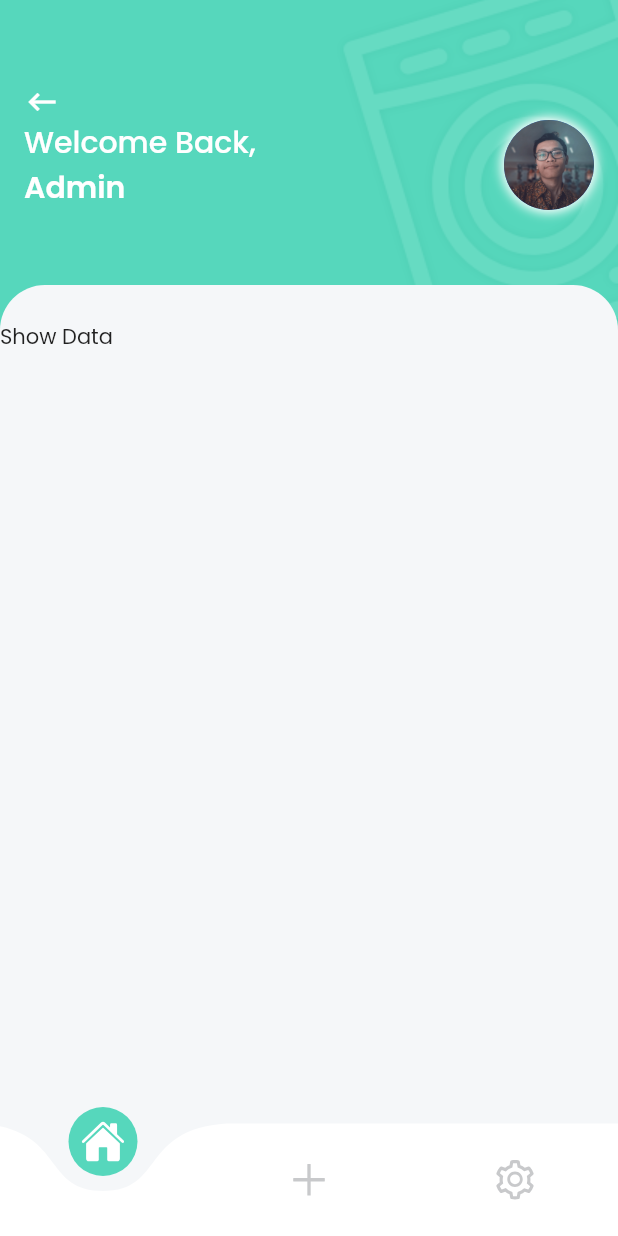
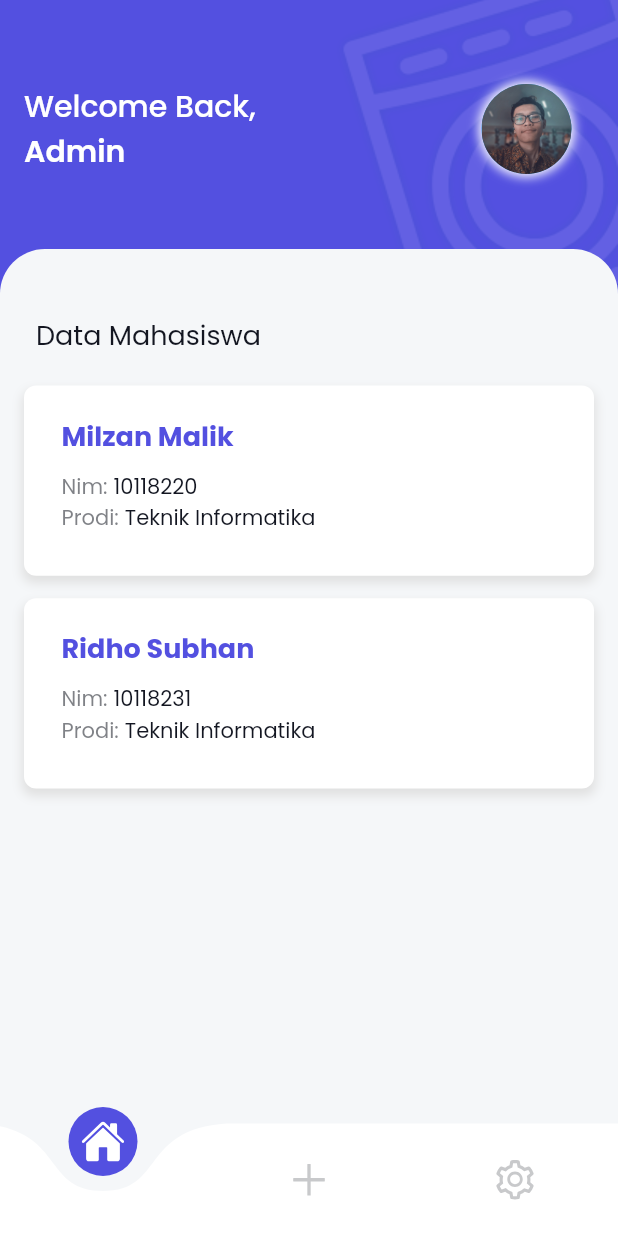
Before and after one commit to Skyleaft/uts_akb, a Flutter app: the Home screen opened by its route, on a phone screen of 412 x 824 dp. Run offline on Flutter 3.47's test engine with Material 2 defaults, Android fonts, the phone set to English and light mode, and no system bars; drawn by our look-alikes of curved_navigation_bar; our stand-ins replace flutter_icons, flutter_screenutil, fluttertoast, google_fonts, rounded_loading_button, simple_animations and 1 more; missing offline and left inert: sa_v1_migration.

Commit message:
buat card, detail mhs, passing data

```diff
--- a/lib/main.dart
+++ b/lib/main.dart
@@ -1,6 +1,7 @@
 import 'package:flutter/material.dart';
 import 'package:flutter_screenutil/flutter_screenutil.dart';
 import 'package:google_fonts/google_fonts.dart';
+import 'package:uts_akb/pages/detailmhs.dart';
 import 'package:uts_akb/pages/home.dart';
 import 'package:uts_akb/pages/login.dart';
 import 'package:uts_akb/utils/constants.dart';
@@ -39,6 +40,10 @@ Route<dynamic> _onGenerateRoute(RouteSettings settings) {
       return MaterialPageRoute(builder: (BuildContext context) {
         return Home();
       });
+    case "/Detailmhs":
+      return MaterialPageRoute(builder: (BuildContext context) {
+        return Detailmhs();
+      });
     default:
       return MaterialPageRoute(builder: (BuildContext context) {
         return Login();
--- /dev/null
+++ b/lib/models/mahasiswa.dart
@@ -0,0 +1,15 @@
+class Mahasiswa {
+  final int id;
+  final String nim;
+  final String namaLengkap;
+  final String kelas;
+  final String prodi;
+
+  Mahasiswa({
+    this.id,
+    this.nim,
+    this.namaLengkap,
+    this.kelas,
+    this.prodi,
+  });
+}
--- a/lib/pages/home.dart
+++ b/lib/pages/home.dart
@@ -84,15 +84,6 @@ class _HomeState extends State<Home> {
                       mainAxisSize: MainAxisSize.min,
                       crossAxisAlignment: CrossAxisAlignment.start,
                       children: [
-                        GestureDetector(
-                          onTap: () {
-                            Navigator.pop(context);
-                          },
-                          child: Icon(
-                            FlutterIcons.keyboard_backspace_mdi,
-                            color: Colors.white,
-                          ),
-                        ),
                         Row(
                           mainAxisAlignment: MainAxisAlignment.spaceBetween,
                           children: [
@@ -122,6 +113,7 @@ class _HomeState extends State<Home> {
                               ),
                             ),
                             Container(
+                              margin: const EdgeInsets.only(right: 15.0),
                               decoration: BoxDecoration(
                                 color: Colors.white,
                                 shape: BoxShape.circle,
--- a/lib/pages/showdata.dart
+++ b/lib/pages/showdata.dart
@@ -1,4 +1,24 @@
 import 'package:flutter/material.dart';
+import 'package:uts_akb/models/mahasiswa.dart';
+import 'package:uts_akb/utils/constants.dart';
+import 'package:uts_akb/widget/cardmhs.dart';
+
+final List<Mahasiswa> mahasiswa = [
+  Mahasiswa(
+    id: 507,
+    nim: "10118220",
+    namaLengkap: "Milzan Malik",
+    kelas: "IF-5",
+    prodi: "Teknik Informatika",
+  ),
+  Mahasiswa(
+    id: 23,
+    nim: "10118231",
+    namaLengkap: "Ridho Subhan",
+    kelas: "IF-3",
+    prodi: "Teknik Informatika",
+  ),
+];
 
 class ShowData extends StatelessWidget {
   const ShowData({Key key}) : super(key: key);
@@ -6,7 +26,55 @@ class ShowData extends StatelessWidget {
   @override
   Widget build(BuildContext context) {
     return Container(
-      child: Text("Show Data"),
+      child: Column(
+        crossAxisAlignment: CrossAxisAlignment.start,
+        children: [
+          SizedBox(
+            height: 20.0,
+          ),
+          Padding(
+            padding: EdgeInsets.symmetric(
+              horizontal: 24.0,
+            ),
+            child: Row(
+              mainAxisAlignment: MainAxisAlignment.spaceBetween,
+              children: [
+                Text(
+                  "Data Mahasiswa",
+                  style: TextStyle(
+                    color: Color.fromRGBO(19, 22, 33, 1),
+                    fontSize: 18.0,
+                  ),
+                ),
+              ],
+            ),
+          ),
+          SizedBox(
+            height: 10.0,
+          ),
+          ListView.separated(
+            shrinkWrap: true,
+            padding: EdgeInsets.symmetric(
+              horizontal: 16.0,
+              vertical: 10.0,
+            ),
+            physics: NeverScrollableScrollPhysics(),
+            itemBuilder: (BuildContext context, int index) {
+              // Lets pass the order to a new widget and render it there
+              return CardMhs(
+                mhs: mahasiswa[index],
+              );
+            },
+            separatorBuilder: (BuildContext context, int index) {
+              return SizedBox(
+                height: 15.0,
+              );
+            },
+            itemCount: mahasiswa.length,
+          )
+          // Let's create an order model
+        ],
+      ),
     );
   }
 }
--- a/lib/utils/constants.dart
+++ b/lib/utils/constants.dart
@@ -1,6 +1,6 @@
 import 'package:flutter/material.dart';
 
 class Constants {
-  static final Color primaryColor = Color.fromRGBO(86, 215, 188, 1);
+  static final Color primaryColor = Color.fromRGBO(83, 80, 224, 1);
   static final Color scaffoldBackgroundColor = Color.fromRGBO(245, 247, 249, 1);
 }
--- /dev/null
+++ b/lib/widget/cardmhs.dart
@@ -0,0 +1,103 @@
+import 'package:flutter/material.dart';
+import 'package:flutter_icons/flutter_icons.dart';
+import 'package:flutter_screenutil/flutter_screenutil.dart';
+import 'package:uts_akb/models/mahasiswa.dart';
+import 'package:uts_akb/pages/detailmhs.dart';
+import 'package:uts_akb/utils/constants.dart';
+import 'package:uts_akb/utils/helper.dart';
+
+class CardMhs extends StatelessWidget {
+  final Mahasiswa mhs;
+
+  CardMhs({this.mhs});
+
+  @override
+  Widget build(BuildContext context) {
+    return Container(
+      height: ScreenUtil().setHeight(125.0),
+      decoration: BoxDecoration(
+        color: Colors.white,
+        borderRadius: BorderRadius.circular(8.0),
+        boxShadow: [
+          BoxShadow(
+            blurRadius: 5,
+            color: Colors.grey[300],
+            spreadRadius: .8,
+            offset: Offset(0, 4),
+          )
+        ],
+      ),
+      child: Material(
+        color: Colors.transparent,
+        child: InkWell(
+          onTap: () {
+            //print(mhs.kelas);
+            Navigator.push(
+              context,
+              MaterialPageRoute(
+                builder: (context) => Detailmhs(mhs: this.mhs),
+              ),
+            );
+          },
+          child: Center(
+            child: Row(
+              crossAxisAlignment: CrossAxisAlignment.start,
+              children: [
+                SizedBox(
+                  width: 25.0,
+                ),
+                Expanded(
+                  child: Column(
+                    crossAxisAlignment: CrossAxisAlignment.start,
+                    children: [
+                      SizedBox(
+                        height: 20.0,
+                      ),
+                      Text(
+                        mhs.namaLengkap,
+                        style: TextStyle(
+                          color: Constants.primaryColor,
+                          fontSize: 18.0,
+                          fontWeight: FontWeight.bold,
+                        ),
+                      ),
+                      SizedBox(
+                        height: 10.0,
+                      ),
+                      textRow("Nim", mhs.nim),
+                      textRow("Prodi", mhs.prodi)
+                    ],
+                  ),
+                ),
+              ],
+            ),
+          ),
+        ),
+      ),
+    );
+  }
+}
+
+Widget textRow(String textOne, String textTwo) {
+  return Wrap(
+    children: [
+      Text(
+        "$textOne:",
+        style: TextStyle(
+          color: Color.fromRGBO(74, 77, 84, 0.7),
+          fontSize: 14.0,
+        ),
+      ),
+      SizedBox(
+        width: 4.0,
+      ),
+      Text(
+        textTwo,
+        style: TextStyle(
+          color: Color.fromRGBO(19, 22, 33, 1),
+          fontSize: 14.0,
+        ),
+      ),
+    ],
+  );
+}
```
Also changed, not shown: lib/pages/detailmhs.dart (added, +282 -0 lines).
